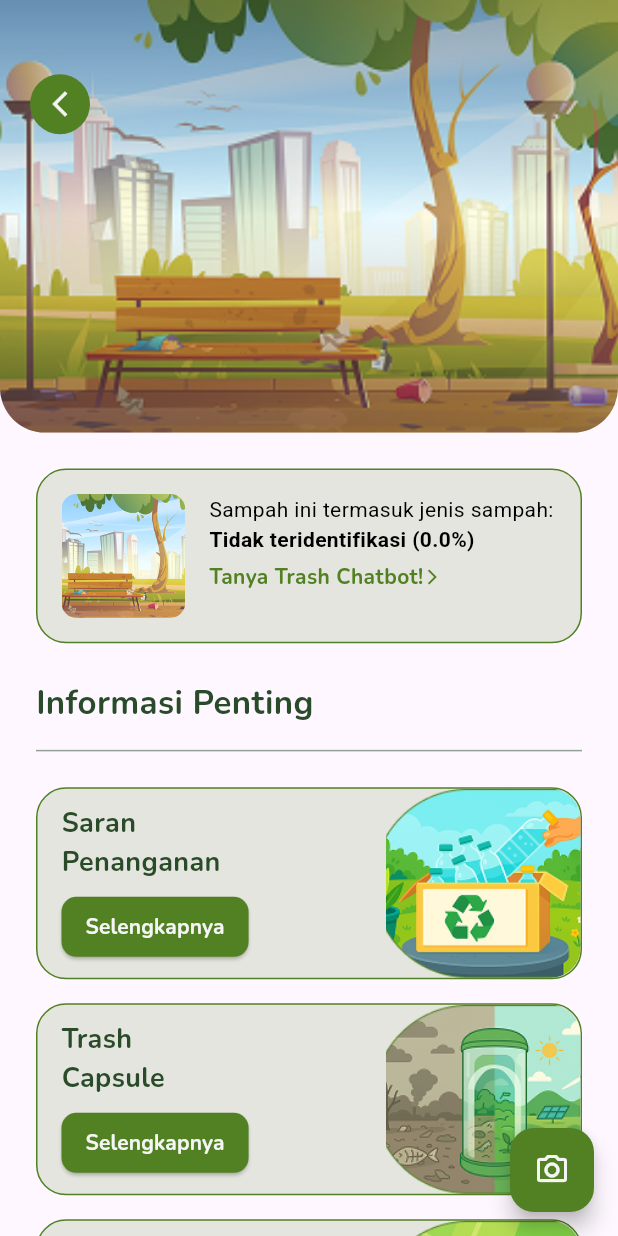
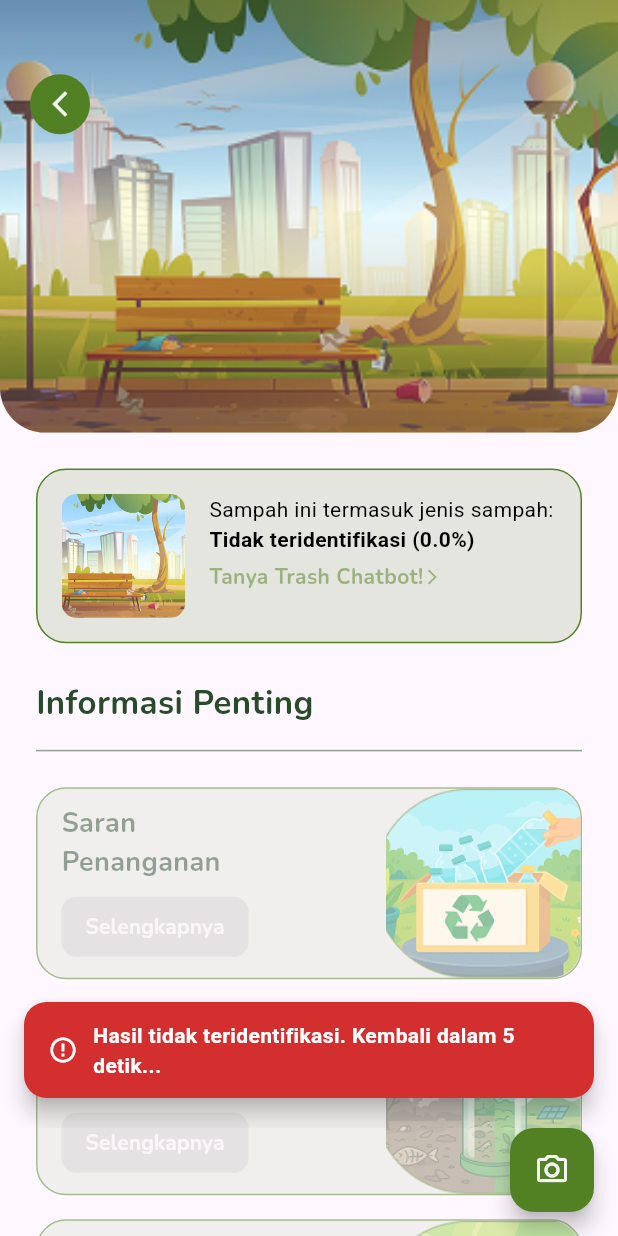
Before and after one commit to Monikahung/Trashvisor, a Flutter app: the ResultScan screen opened directly, on a phone screen of 412 x 824 dp. Run offline on Flutter 3.47's test engine with Material 3 defaults, Android fonts, the phone set to English and light mode, and no system bars; our stand-ins replace camera, dio, flutter_dotenv, flutter_markdown, geolocator, google_maps_flutter and 3 more; missing offline and left inert: flutter_polyline_points; accounts and stored records are empty.

Commit message:
Add Snackbar & Off Button if Error Result

```diff
--- a/lib/pages/trashvision/result_scan.dart
+++ b/lib/pages/trashvision/result_scan.dart
@@ -11,11 +11,7 @@ class ResultScan extends StatefulWidget {
   final String? scannedImagePath;
   final Map<String, dynamic>? aiResult;
 
-  const ResultScan({
-    super.key,
-    this.scannedImagePath,
-    this.aiResult,
-  });
+  const ResultScan({super.key, this.scannedImagePath, this.aiResult});
 
   @override
   State<ResultScan> createState() => _ResultScanState();
@@ -25,6 +21,7 @@ class _ResultScanState extends State<ResultScan> {
   String? _currentImagePath;
   String _predictedLabel = "Tidak teridentifikasi";
   String _predictedConfidence = "0.0%";
+  bool _isErrorResult = false;
 
   @override
   void initState() {
@@ -57,7 +54,65 @@ class _ResultScanState extends State<ResultScan> {
       _predictedLabel = topPrediction.key.replaceAll('_', ' ');
       double confidence = topPrediction.value;
       _predictedConfidence = '${(confidence * 100).toStringAsFixed(2)}%';
+
+      // Check for error condition
+      if (_predictedLabel.toLowerCase() == "error" || confidence < 0.01) {
+        _isErrorResult = true;
+        // Jadwalkan hitungan mundur untuk dimulai setelah frame selesai di-render
+        WidgetsBinding.instance.addPostFrameCallback((_) {
+          _startCountdown();
+        });
       }
+    } else {
+      _isErrorResult = true;
+      // Jadwalkan hitungan mundur untuk dimulai setelah frame selesai di-render
+      WidgetsBinding.instance.addPostFrameCallback((_) {
+        _startCountdown();
+      });
+    }
+  }
+
+  // Hitung mundur kembali ke Scan Camera jika hasil deteksi error (0.00%)
+  void _startCountdown() {
+    // Show a SnackBar with a countdown message
+    ScaffoldMessenger.of(context).showSnackBar(
+      SnackBar(
+        content: Row(
+          children: const [
+            // Ikon peringatan
+            Icon(Icons.error_outline, color: Colors.white, size: 20),
+            SizedBox(width: 10),
+            // Teks pesan
+            Expanded(
+              child: Text(
+                'Hasil tidak teridentifikasi. Kembali dalam 5 detik...',
+                style: TextStyle(
+                  color: Colors.white,
+                  fontSize: 14,
+                  fontWeight: FontWeight.bold,
+                  fontFamily: 'Roboto',
+                ),
+              ),
+            ),
+          ],
+        ),
+        duration: const Duration(seconds: 5),
+        backgroundColor: Colors.red.shade700,
+        behavior: SnackBarBehavior.floating,
+        shape: RoundedRectangleBorder(
+          borderRadius: BorderRadius.circular(15)
+        ),
+        margin: const EdgeInsets.symmetric(horizontal: 16, vertical: 20),
+        padding: const EdgeInsets.symmetric(horizontal: 16, vertical: 12),
+      ),
+    );
+
+    // Navigate back to ScanCamera after 5 seconds
+    Future.delayed(const Duration(seconds: 5), () {
+      if (mounted) {
+        Navigator.pop(context);
+      }
+    });
   }
 
   Future<void> _startScanCamera() async {
@@ -74,7 +129,7 @@ class _ResultScanState extends State<ResultScan> {
     final result = await Navigator.push(
       context,
       MaterialPageRoute(
-        builder: (context) => ScanCamera(cameras: cameras),
+        builder: (context) => ScanCamera(cameras: cameras)
       ),
     );
 
@@ -88,7 +143,8 @@ class _ResultScanState extends State<ResultScan> {
         if (!mounted) return;
         ScaffoldMessenger.of(context).showSnackBar(
           const SnackBar(
-              content: Text('Gagal menampilkan gambar. File tidak ditemukan.')),
+            content: Text('Gagal menampilkan gambar. File tidak ditemukan.'),
+          ),
         );
         return;
       }
@@ -158,8 +214,11 @@ class _ResultScanState extends State<ResultScan> {
                         color: AppColors.fernGreen,
                         shape: BoxShape.circle,
                       ),
-                      child: const Icon(Icons.arrow_back_ios_new,
-                          color: AppColors.whiteSmoke, size: 20),
+                      child: const Icon(
+                        Icons.arrow_back_ios_new,
+                        color: AppColors.whiteSmoke,
+                        size: 20,
+                      ),
                     ),
                   ),
                 ),
@@ -176,8 +235,9 @@ class _ResultScanState extends State<ResultScan> {
                   Container(
                     padding: const EdgeInsets.all(16),
                     decoration: BoxDecoration(
-                      color:
-                          AppColors.fernGreen.withAlpha((255 * 0.15).round()),
+                      color: AppColors.fernGreen.withAlpha(
+                        (255 * 0.15).round(),
+                      ),
                       borderRadius: BorderRadius.circular(20),
                       border: Border.all(color: AppColors.fernGreen, width: 1),
                     ),
@@ -224,17 +284,23 @@ class _ResultScanState extends State<ResultScan> {
                                   ),
                                 ),
                                 const SizedBox(height: 5),
-                                GestureDetector(
+                                // Disable tombol "Tanya Trash Chatbot jika hasilnya error (0.00%)"
+                                Opacity(
+                                  opacity: _isErrorResult ? 0.5 : 1.0,
+                                  child: AbsorbPointer(
+                                    absorbing: _isErrorResult,
+                                    child: GestureDetector(
                                       onTap: () {
-                                    // Navigasi ke halaman chatbot yang ingin dikirim
-                                    final String trashType = _predictedLabel;
-                                    final String question = "Tolong berikan informasi lebih detail mengenai sampah $trashType!";
-
-                                    // Navigasi ke halaman chatbot dan teruskan pertanyaan
+                                        final String trashType =
+                                            _predictedLabel;
+                                        final String question =
+                                            "Tolong berikan informasi lebih detail mengenai sampah $trashType!";
                                         Navigator.push(
                                           context,
                                           MaterialPageRoute(
-                                        builder: (context) => TrashChatbotPage(initialQuestion: question),
+                                            builder: (context) =>
+                                                TrashChatbotPage(
+                                                    initialQuestion: question),
                                           ),
                                         );
                                       },
@@ -255,6 +321,8 @@ class _ResultScanState extends State<ResultScan> {
                                             color: AppColors.fernGreen,
                                           ),
                                         ],
+                                      ),
+                                    ),
                                   ),
                                 ),
                               ],
@@ -280,15 +348,18 @@ class _ResultScanState extends State<ResultScan> {
                   const SizedBox(height: 16),
                   Container(
                     height: 1,
-                    color: AppColors.darkMossGreen
-                        .withAlpha((255 * 0.5).round()),
+                    color: AppColors.darkMossGreen.withAlpha(
+                      (255 * 0.5).round(),
+                    ),
                     width: double.infinity,
                   ),
                   const SizedBox(height: 24),
                   _buildInfoCard(
                     title: 'Saran\nPenanganan',
                     imagePath: 'assets/images/info_1.png',
-                    onTap: () {
+                    onTap: _isErrorResult
+                        ? null
+                        : () {
                             Navigator.push(
                               context,
                               MaterialPageRoute(
@@ -298,18 +369,22 @@ class _ResultScanState extends State<ResultScan> {
                               ),
                             );
                           },
+                    isError: _isErrorResult,
                   ),
                   const SizedBox(height: 16),
                   _buildInfoCard(
                     title: 'Trash\nCapsule',
                     imagePath: 'assets/images/info_2.png',
-                    onTap: () {},
+                    onTap: _isErrorResult ? null : () {},
+                    isError: _isErrorResult,
                   ),
                   const SizedBox(height: 16),
                   _buildInfoCard(
                     title: 'Trash\nLocation',
                     imagePath: 'assets/images/info_3.png',
-                    onTap: () {
+                    onTap: _isErrorResult
+                        ? null
+                        : () {
                             Navigator.push(
                               context,
                               MaterialPageRoute(
@@ -317,6 +392,7 @@ class _ResultScanState extends State<ResultScan> {
                               ),
                             );
                           },
+                    isError: _isErrorResult,
                   ),
                 ],
               ),
@@ -327,8 +403,10 @@ class _ResultScanState extends State<ResultScan> {
       floatingActionButton: FloatingActionButton(
         onPressed: _startScanCamera,
         backgroundColor: AppColors.fernGreen,
-        child: const Icon(Icons.camera_alt_outlined,
-            color: AppColors.whiteSmoke),
+        child: const Icon(
+          Icons.camera_alt_outlined,
+          color: AppColors.whiteSmoke,
+        ),
       ),
     );
   }
@@ -336,9 +414,12 @@ class _ResultScanState extends State<ResultScan> {
   Widget _buildInfoCard({
     required String title,
     required String imagePath,
-    required VoidCallback onTap,
+    required VoidCallback? onTap,
+    required bool isError,
   }) {
-    return Container(
+    return Opacity(
+      opacity: isError ? 0.5 : 1.0,
+      child: Container(
         padding: const EdgeInsets.only(left: 16),
         decoration: BoxDecoration(
           color: AppColors.fernGreen.withAlpha((255 * 0.15).round()),
@@ -393,7 +474,6 @@ class _ResultScanState extends State<ResultScan> {
                   ],
                 ),
               ),
-            // Ini adalah Kolom Kanan (Gambar)
               ClipRRect(
                 borderRadius: const BorderRadius.only(
                   topRight: Radius.circular(20),
@@ -401,13 +481,14 @@ class _ResultScanState extends State<ResultScan> {
                 ),
                 child: Image.asset(
                   imagePath,
-                fit: BoxFit.cover, // Gunakan BoxFit.cover agar gambar mengisi area
-                width: 130, // Tentukan lebar tetap untuk gambar (Anda bisa sesuaikan)
+                  fit: BoxFit.cover,
+                  width: 130,
                 ),
               ),
             ],
           ),
         ),
+      ),
     );
   }
 }
```
Lines whose indentation alone changed are shown as unchanged.
